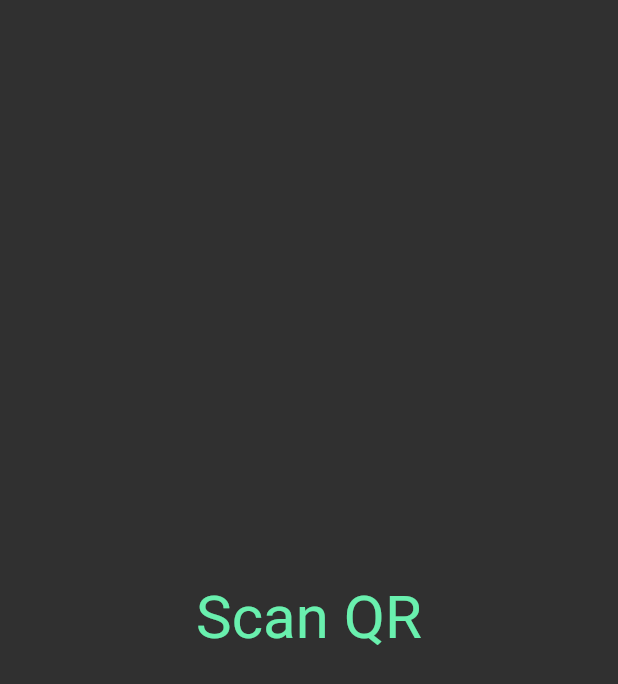
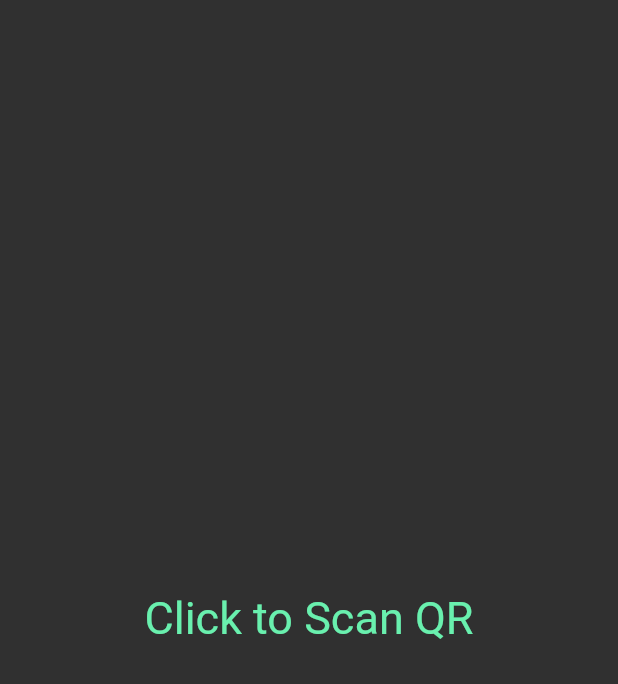
Before and after one commit to 7Eltantawy/Presentation-Remote-PC, a Flutter app: the screen it shows after launch, on a phone screen of 412 x 824 dp. Shown: the top 684 px of the screen. Run offline on Flutter 3.47's test engine with Material 2 defaults, Android fonts, the phone set to English and light mode, and no system bars; missing offline and left inert: qr_code_scanner.

Commit message:
Update v1.1.0
- Improvement in first screen
- Improvement in mouse pan you can now
	- click on pan to left click
	- long click on pan to right click
- volume button now control presentation.

```diff
--- a/presentation_remote/lib/screens/qr_code_reader.dart
+++ b/presentation_remote/lib/screens/qr_code_reader.dart
@@ -44,10 +44,12 @@ class _QRCodeReaderState extends State<QRCodeReader> {
 
   Widget startWidget() {
     return Center(
-      child: ListTile(
-        title: const Text("Scan QR",
-            textAlign: TextAlign.center,
-            style: TextStyle(fontSize: 40, color: Colors.greenAccent)),
+      child: InkWell(
+        child: const Center(
+          child: Text("Click to Scan QR",
+              textAlign: TextAlign.center,
+              style: TextStyle(fontSize: 30, color: Colors.greenAccent)),
+        ),
         onTap: () {
           setState(() {
             startScan = true;
--- a/presentation_remote/lib/widget/mouse_controller.dart
+++ b/presentation_remote/lib/widget/mouse_controller.dart
@@ -23,6 +23,12 @@ class _MouseControllerState extends State<MouseController> {
                 style: TextStyle(fontSize: 30),
               )),
               GestureDetector(
+                onLongPress: () async {
+                  await TransimitterManager.send(click: "R");
+                },
+                onTap: () async {
+                  await TransimitterManager.send(click: "L");
+                },
                 onPanUpdate: (details) async {
                   // Swiping in Hor direction.
                   int? x = 0, y = 0;
```
Also changed, not shown: presentation_remote/lib/screens/dashboard.dart (+43 -21 lines), presentation_remote/pubspec.yaml (+3 -66 lines), 1 other file.
